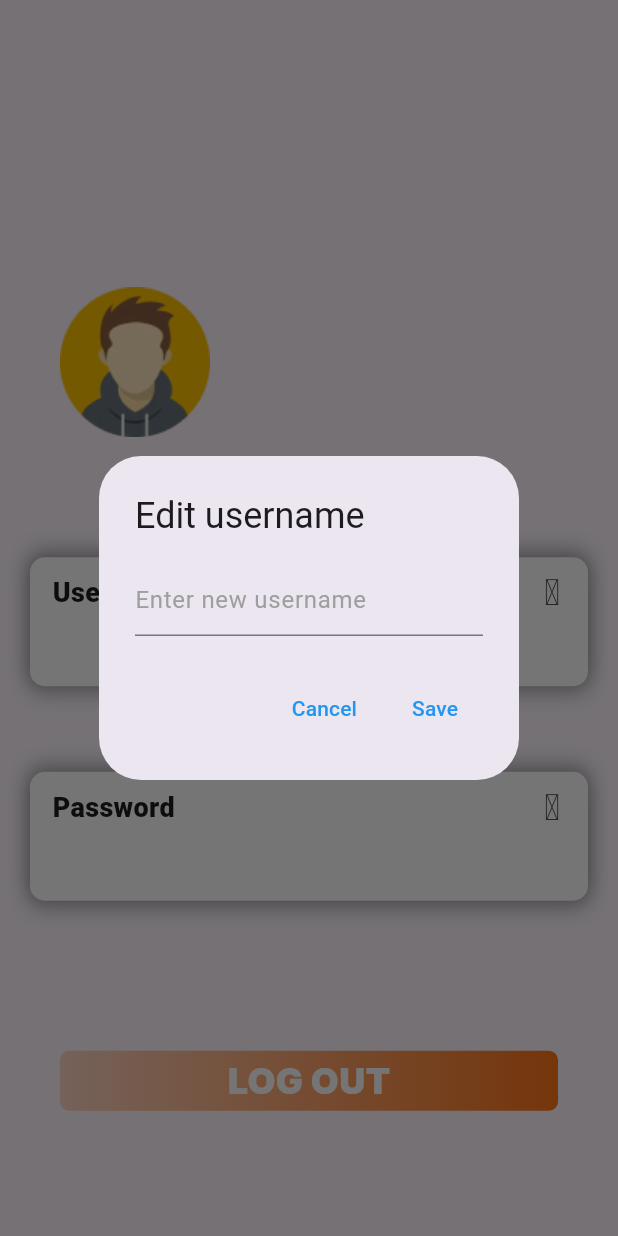
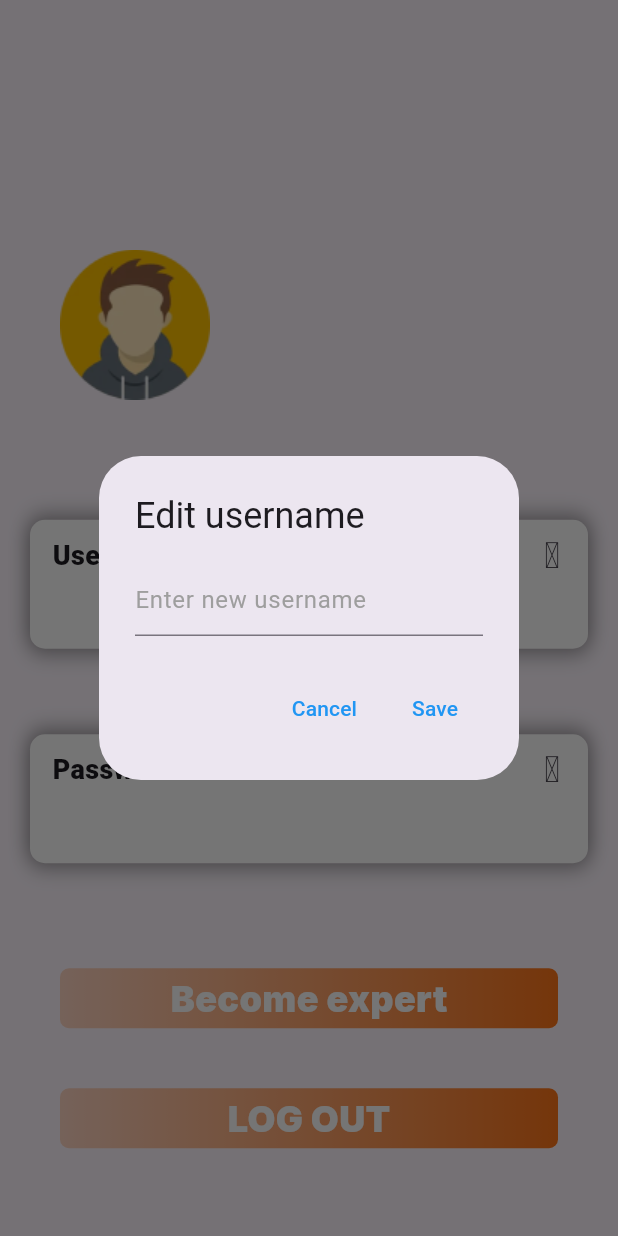
Before and after one commit to kaloyan-gavrilov/MasterMove, a Flutter app: the ProfilePage screen opened directly, after a tap on an icon or button, on a phone screen of 412 x 824 dp. Run offline on Flutter 3.47's test engine with Material 3 defaults, Android fonts, the light colour scheme and no system bars; our stand-ins replace cloud_firestore, firebase_auth, firebase_core, get, google_fonts, google_nav_bar and 2 more; missing offline and left inert: chess, simple_chess_board; accounts and stored records are empty.

Commit message:
tests for become an expert

```diff
--- /dev/null
+++ b/lib/pages/chess_levels.dart
@@ -0,0 +1,47 @@
+import 'package:flutter/material.dart';
+import 'package:learning/components/chess_puzzle.dart';
+
+class Chess_levels extends StatefulWidget {
+  Chess_levels({Key? key});
+
+  @override
+  State<Chess_levels> createState() => _Chess_level1State();
+}
+
+class _Chess_level1State extends State<Chess_levels> {
+  int _currentIndex = 0;
+
+  final List<Map<String, String>> items = [
+    {'fen': '3r2rk/p5pp/1p4n1/3p2N1/2pP4/2P1R3/qPBQ1PPP/6K1', 'mateIn': '1'},
+    {'fen': 'kr6/1p6/p7/4b3/8/8/1P4BP/R6K', 'mateIn': '1'},
+    {
+      'fen': 'r1b2rk1/pp3pp1/2nbpq1p/2pp2N1/3P3P/2P1P3/PPQ2PP1/RN2KB1R',
+      'mateIn': '1'
+    },
+    {
+      'fen': 'r1b2b1r/pp3Qp1/2nkn2p/3ppP1p/P1p5/1NP1NB2/1PP1PPR1/1K1R3q',
+      'mateIn': '1'
+    },
+    {'fen': 'kbK5/pp6/1P6/8/8/8/8/R7', 'mateIn': '2'},
+    {'fen': '8/8/8/2P3R1/5B2/2rP1p2/p1P1PP2/RnQ1K2k', 'mateIn': '2'},
+    {'fen': '8/8/2Q5/3B4/1K6/2P5/Nk6/2R5', 'mateIn': '2'},
+    {'fen': '1B2q1B1/2n1kPR1/R1b2n1Q/2p1r3/8/3Q2B1/4p3/4K3', 'mateIn': '2'},
+    {'fen': '8/p4p2/Q7/3P4/1p1kB3/1K4N1/5R2/8', 'mateIn': '2'},
+  ];
+
+  @override
+  Widget build(BuildContext context) {
+    return MaterialApp(
+        title: 'Simple chess board Demo',
+        theme: ThemeData(
+          primarySwatch: Colors.blue,
+        ),
+        home: ChessPuzzle(
+          fen: items[_currentIndex]['fen']!,
+          mateIn: int.parse(items[_currentIndex]['mateIn']!),
+          onPuzzleSolved: () => setState(() {
+            _currentIndex = _currentIndex + 1;
+          }),
+        ));
+  }
+}
--- a/lib/pages/profile_page.dart
+++ b/lib/pages/profile_page.dart
@@ -5,6 +5,7 @@ import 'package:google_fonts/google_fonts.dart';
 import 'package:learning/components/display_box.dart';
 import 'package:learning/components/mybutton.dart';
 import 'package:learning/pages/login_or_signup_page.dart';
+import 'package:learning/pages/test_for_expert.dart';
 // import 'package:learning/pages/login_or_signup_page.dart';
 // import 'package:google_nav_bar/google_nav_bar.dart';
 // import 'package:iconsax/iconsax.dart';
@@ -256,9 +257,24 @@ class ProfilePage extends StatelessWidget {
                     height: 30,
                   ),
 
+                  //Become an expert
+
+                  Padding(
+                    padding: const EdgeInsets.only(top: 20),
+                    child: MyButton(
+                        text: "Become expert",
+                        onTap: () async {
+                          Navigator.push(
+                              context,
+                              MaterialPageRoute(
+                                  builder: (context) =>
+                                      test_for_expert_list()));
+                        }),
+                  ),
+
                   //log out
                   Padding(
-                    padding: const EdgeInsets.only(top: 50),
+                    padding: const EdgeInsets.only(top: 10),
                     child: MyButton(
                         text: "LOG OUT",
                         onTap: () async {
@@ -269,7 +285,7 @@ class ProfilePage extends StatelessWidget {
                                   builder: (context) =>
                                       const LoginOrSignupPage()));
                         }),
-                  )
+                  ),
                 ]),
               ),
             ));
--- a/pubspec.yaml
+++ b/pubspec.yaml
@@ -43,6 +43,7 @@ dependencies:
   google_nav_bar: ^5.0.6
   get: ^4.6.6
   iconsax: ^0.0.8
+  simple_chess_board: ^1.3.0
 
 dev_dependencies:
   flutter_test:
```
Also changed, not shown: lib/components/chess_puzzle.dart (added, +116 -0 lines), lib/pages/test_for_expert.dart (added, +39 -0 lines), pubspec.lock.
